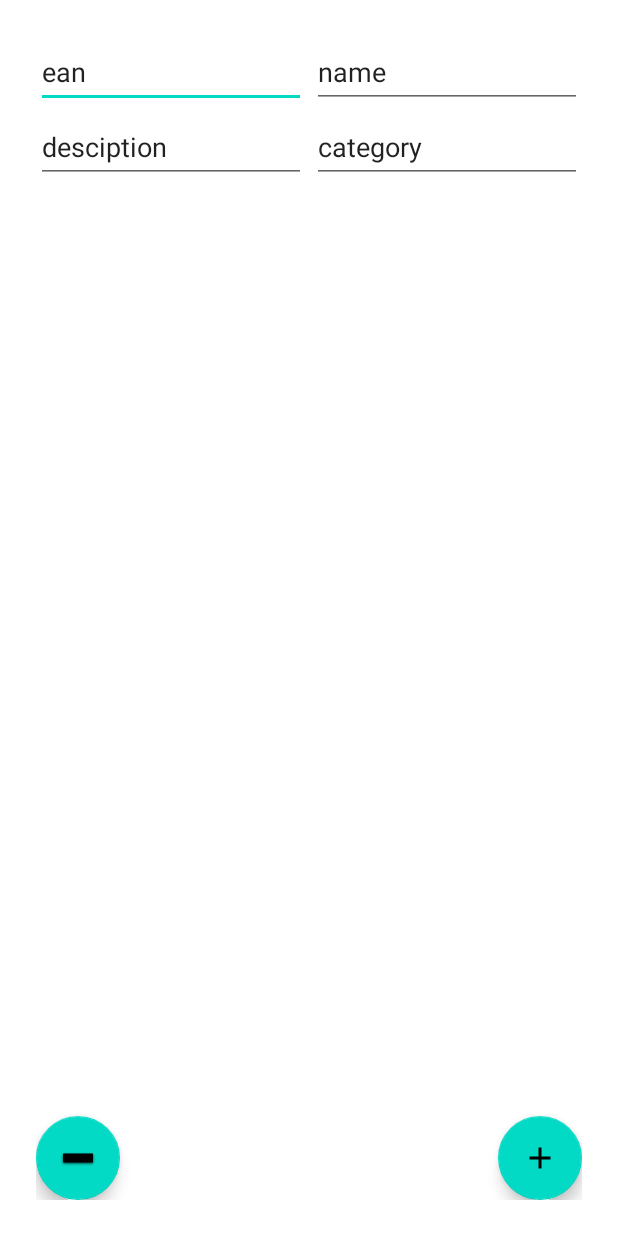
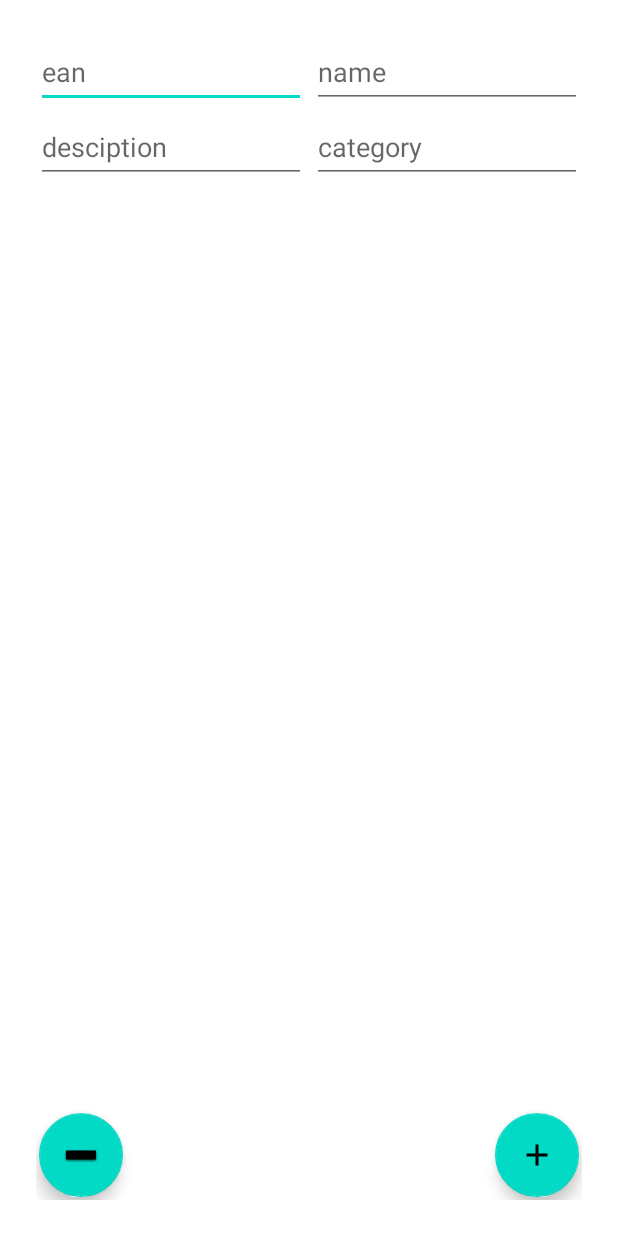
Before and after one commit to lipov1991/ProductInventory, an Android app: the screen it shows after launch (ProductsActivity), after a tap on an icon or button, on a phone screen of 412 x 824 dp. Run offline under Robolectric (Android 15) with nearby library versions, the phone set to English and light mode, and no system bars; our stand-ins replace Room's generated code; libraries missing offline, so code that uses them is left out: com.wajahatkarim3.easyvalidation; 3 statements that could not run were skipped.

Commit message:
alpha v0.0.4

```diff
--- a/app/build.gradle
+++ b/app/build.gradle
@@ -60,4 +60,10 @@ dependencies {
     androidTestImplementation 'androidx.test.espresso:espresso-core:3.4.0'
     //zxing
     implementation 'com.journeyapps:zxing-android-embedded:4.3.0'
+    //walidacja
+    def ev_version = "1.0.4"
+    implementation "com.wajahatkarim:easyvalidation-core:$ev_version"
+
+    // Shows Toasts by default for every validation error
+    implementation "com.wajahatkarim:easyvalidation-toast:$ev_version"
 }
--- a/app/src/main/java/pl/lanku/inventory/presentation/products/ProductsActivity.kt
+++ b/app/src/main/java/pl/lanku/inventory/presentation/products/ProductsActivity.kt
@@ -1,9 +1,12 @@
 package pl.lanku.inventory.presentation.products
 
 import android.os.Bundle
+import android.widget.EditText
 import android.widget.TextView
+import android.widget.Toast
 import androidx.appcompat.app.AppCompatActivity
 import com.google.android.material.floatingactionbutton.FloatingActionButton
+import com.wajahatkarim3.easyvalidation.core.view_ktx.nonEmpty
 import org.koin.androidx.viewmodel.ext.android.viewModel
 import pl.lanku.inventory.R
 import pl.lanku.inventory.data.entity.Product
@@ -11,6 +14,10 @@ import pl.lanku.inventory.data.entity.Product
 class ProductsActivity : AppCompatActivity() {
 
     private val viewModel: ProductsViewModel by viewModel()
+    private var ean = ""
+    private var name = ""
+    private var description = ""
+    private var category = ""
 
     override fun onCreate(savedInstanceState: Bundle?) {
         super.onCreate(savedInstanceState)
@@ -28,14 +35,29 @@ class ProductsActivity : AppCompatActivity() {
             }
         }
         findViewById<FloatingActionButton>(R.id.add_product_button).setOnClickListener {
-            val ean = "";
-            val name = "";
-            val description = "";
-            val category = "";
-            viewModel.save(Product(ean, name, description, category))
+            ean = findViewById<EditText>(R.id.ean).toString()
+            name = findViewById<EditText>(R.id.name).toString()
+            description = findViewById<EditText>(R.id.description).toString()
+            category = findViewById<EditText>(R.id.category).toString()
+            val tempValid = validationData(ean,name,description,category)
+            checkValid(tempValid)
         }
         findViewById<FloatingActionButton>(R.id.remove_product_button).setOnClickListener {
-            viewModel.deleteAll();
+            viewModel.deleteAll()
+        }
+    }
+
+    private fun validationData(tempEAN : String, tempName : String, tempDescription : String, tempCategory : String): Boolean {
+        return tempEAN.nonEmpty()&&tempCategory.nonEmpty()&&tempDescription.nonEmpty()&&tempCategory.nonEmpty()
+    }
+
+    private fun checkValid(tempValid : Boolean)
+    {
+        if (tempValid)
+            viewModel.save(Product(ean, name, description, category))
+        else
+        {
+            Toast.makeText(this,"Proszę sprawdzić dane").show()
         }
     }
 }
--- a/app/src/main/res/layout/activity_products.xml
+++ b/app/src/main/res/layout/activity_products.xml
@@ -12,13 +12,14 @@
         android:layout_width="wrap_content"
         android:layout_height="wrap_content"
         android:layout_gravity="center"
-        tools:text="Produkt 1\n Produkt 2\n .." />
+        tools:text="Produkt 1\nProdukt 2\n..." />
 
     <com.google.android.material.floatingactionbutton.FloatingActionButton
         android:id="@+id/add_product_button"
         android:layout_width="wrap_content"
         android:layout_height="wrap_content"
         android:layout_gravity="end|bottom"
+        android:layout_margin="2dp"
         android:contentDescription="@null"
         android:tint="@color/white"
         app:srcCompat="@drawable/ic_baseline_add_24"
@@ -29,6 +30,7 @@
         android:layout_width="wrap_content"
         android:layout_height="wrap_content"
         android:layout_gravity="start|bottom"
+        android:layout_margin="2dp"
         android:contentDescription="@null"
         android:tint="@color/white"
         app:srcCompat="@android:drawable/dialog_holo_light_frame"
@@ -42,8 +44,7 @@
         android:ems="10"
         android:inputType="textPersonName"
         android:minHeight="48dp"
-        android:text="ean"
-        android:autofillHints="" />
+        android:hint="ean" />
 
     <EditText
         android:id="@+id/name"
@@ -53,7 +54,7 @@
         android:ems="10"
         android:inputType="textPersonName"
         android:minHeight="48dp"
-        android:text="name" />
+        android:hint="name" />
 
     <EditText
         android:id="@+id/description"
@@ -63,7 +64,7 @@
         android:ems="10"
         android:inputType="textPersonName"
         android:minHeight="48dp"
-        android:text="desciption" />
+        android:hint="desciption" />
 
     <EditText
         android:id="@+id/category"
@@ -74,7 +75,7 @@
         android:ems="10"
         android:inputType="textPersonName"
         android:minHeight="48dp"
-        android:text="category"
+        android:hint="category"
         android:autofillHints="" />
 
 </FrameLayout>
```
